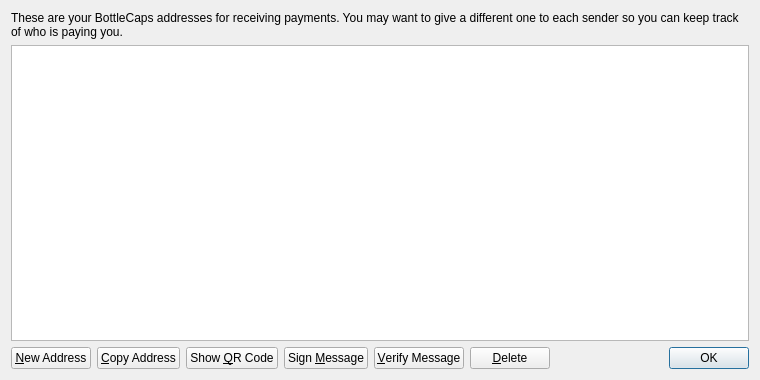
First picture: the form in src/qt/forms/addressbookpage.ui, repository palmd/diamondcoin, before the edit.
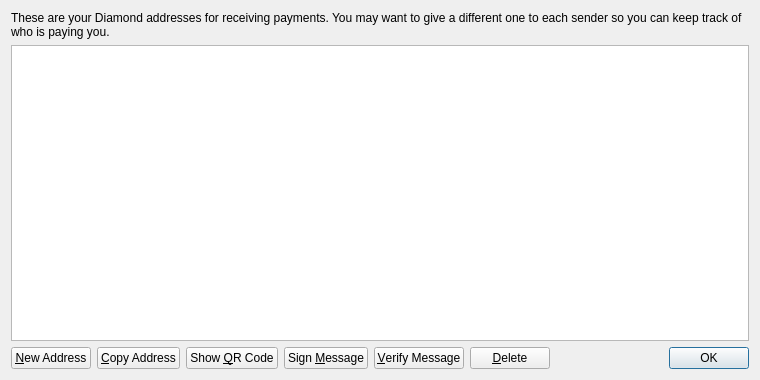
Second picture: the form after the edit. Icons and pictures are not drawn.

```diff
--- a/src/qt/forms/addressbookpage.ui
+++ b/src/qt/forms/addressbookpage.ui
@@ -17,7 +17,7 @@
    <item>
     <widget class="QLabel" name="labelExplanation">
      <property name="text">
-      <string>These are your BottleCaps addresses for receiving payments. You may want to give a different one to each sender so you can keep track of who is paying you.</string>
+      <string>These are your Diamond addresses for receiving payments. You may want to give a different one to each sender so you can keep track of who is paying you.</string>
      </property>
      <property name="textFormat">
       <enum>Qt::PlainText</enum>
```
Left out of the diff: 4 changed lines with no effect on the pictures.
